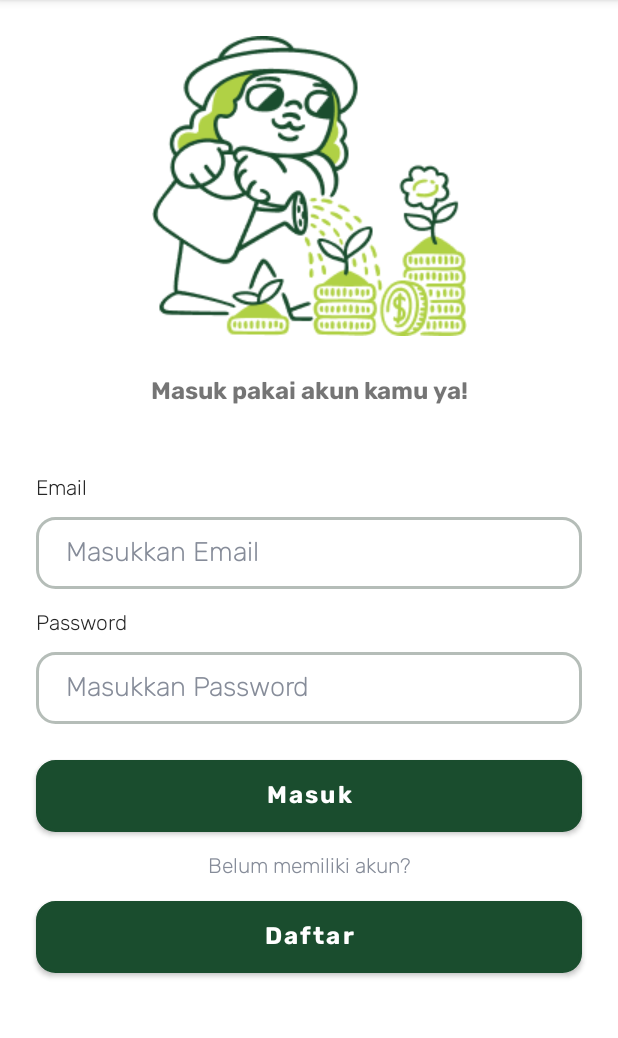
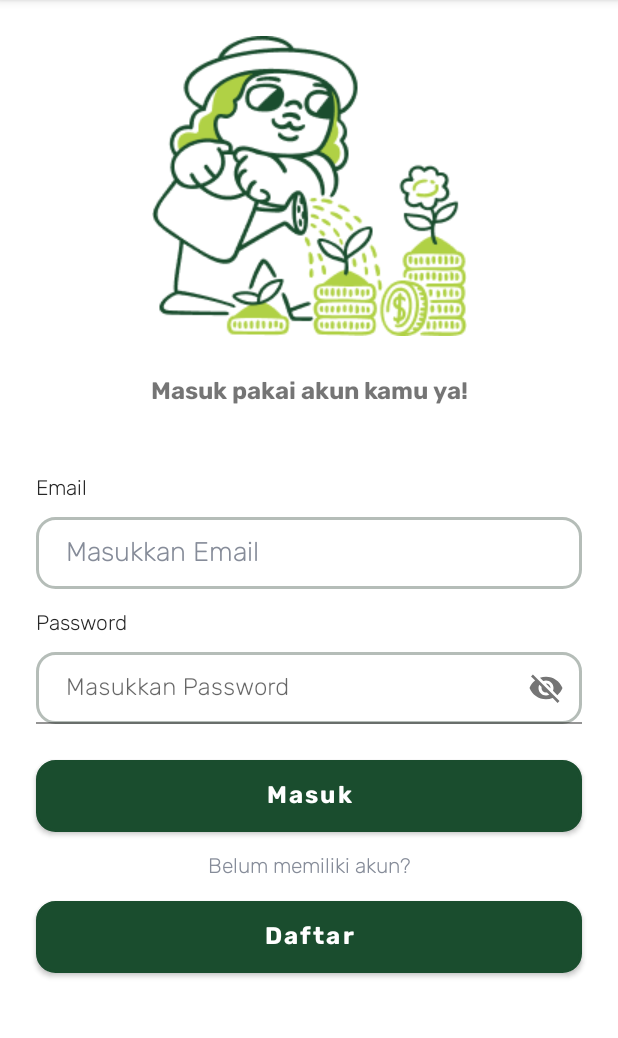
Before and after one commit to Tanamify/MD-Tanamify, an Android app: the LoginActivity screen opened directly, with no data from a screen before it, on a phone screen of 412 x 824 dp, the part 84-1122 px from its top. Run offline under Robolectric (Android 15) with nearby library versions, the phone set to English and light mode, and no system bars; our stand-ins replace Room's generated code.

Commit message:
Activity : Update Register and Login Activity

```diff
--- a/app/src/main/res/layout/activity_login.xml
+++ b/app/src/main/res/layout/activity_login.xml
@@ -42,7 +42,7 @@
         app:layout_constraintTop_toBottomOf="@id/tv_login_greeting" />
 
     <EditText
-        android:id="@+id/tv_input_name"
+        android:id="@+id/tv_input_email"
         android:layout_width="0dp"
         android:layout_height="48dp"
         android:layout_marginHorizontal="24dp"
@@ -68,24 +68,32 @@
         android:text="@string/password"
         android:textColor="@color/black"
         app:layout_constraintStart_toStartOf="parent"
-        app:layout_constraintTop_toBottomOf="@id/tv_input_name" />
+        app:layout_constraintTop_toBottomOf="@id/tv_input_email" />
 
-    <EditText
-        android:id="@+id/tv_input_password"
+    <com.google.android.material.textfield.TextInputLayout
+        android:id="@+id/inputLayoutPassword"
         android:layout_width="0dp"
-        android:layout_height="48dp"
+        android:layout_height="wrap_content"
         android:layout_marginHorizontal="24dp"
         android:layout_marginTop="8dp"
-        android:background="@drawable/button_secondary"
-        android:fontFamily="@font/rubik"
-        android:hint="@string/hint_password"
-        android:paddingStart="20dp"
-        android:textColor="@color/black"
-        android:textColorHint="@color/dark_gray"
+        app:passwordToggleEnabled="true"
         app:layout_constraintEnd_toEndOf="parent"
         app:layout_constraintStart_toStartOf="parent"
         app:layout_constraintTop_toBottomOf="@+id/tv_label_password"
-        tools:ignore="RtlSymmetry" />
+        tools:ignore="RtlSymmetry">
+
+        <com.google.android.material.textfield.TextInputEditText
+            android:id="@+id/tv_input_password"
+            android:layout_width="match_parent"
+            android:layout_height="48dp"
+            android:background="@drawable/button_secondary"
+            android:fontFamily="@font/rubik"
+            android:hint="@string/hint_password"
+            android:paddingStart="20dp"
+            android:textColor="@color/black"
+            android:textColorHint="@color/dark_gray" />
+
+    </com.google.android.material.textfield.TextInputLayout>
 
     <Button
         android:id="@+id/btn_login"
@@ -99,7 +107,7 @@
         android:textAllCaps="false"
         android:textSize="16sp"
         android:textColor="@color/white"
-        app:layout_constraintTop_toBottomOf="@+id/tv_input_password" />
+        app:layout_constraintTop_toBottomOf="@+id/inputLayoutPassword" />
 
     <TextView
         android:id="@+id/tv_or_register"
```
Also changed, not shown: app/src/main/res/layout/activity_register.xml (+18 -12 lines).
